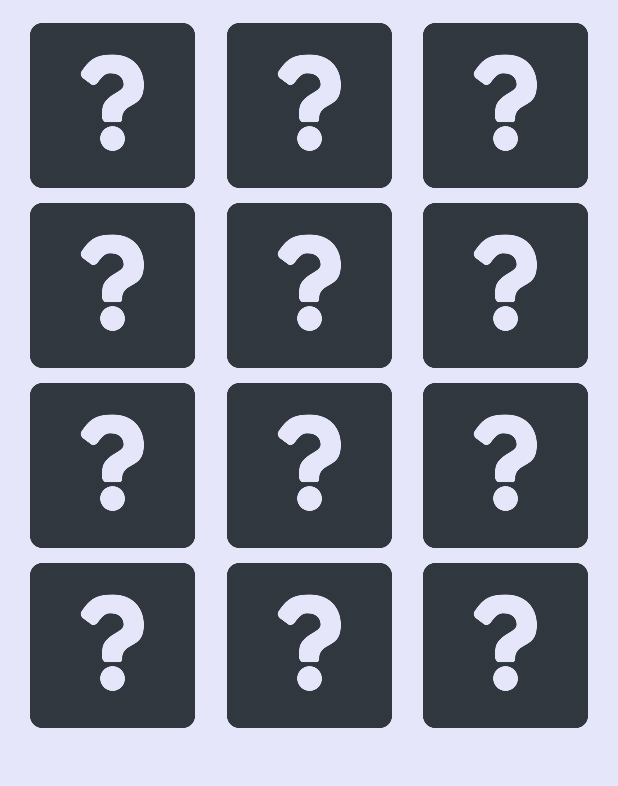
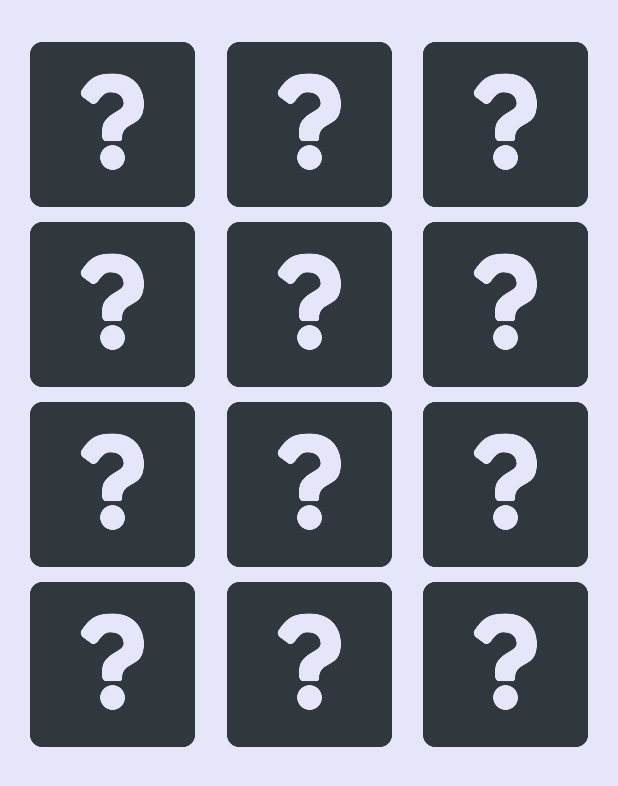
Before and after one commit to bczerniak/MemoryGame, an Android app: the screen it shows after launch (MainActivity), on a phone screen of 412 x 824 dp. Shown: the top 786 px of the screen. Run offline under Robolectric (Android 15) with nearby library versions, the phone set to English and light mode, and no system bars.

```diff
--- a/app/src/main/java/com/mygame/dopasujdwa/MainActivity.java
+++ b/app/src/main/java/com/mygame/dopasujdwa/MainActivity.java
@@ -27,19 +27,19 @@ public class MainActivity extends AppCompatActivity {
     protected void onCreate(Bundle savedInstanceState) {
         super.onCreate(savedInstanceState);
         setContentView(R.layout.activity_main);
-        initializeGame();
-    }
-
-    public void initializeGame() {
-        startTimer = System.currentTimeMillis();
-
-        buttonImagePairs.clear();
-        buttons.clear();
-        images.clear();
 
         initializeImages();
         initializeButtons();
-        initializePairs();
+        startGame();
+    }
+
+    public void startGame() {
+        startTimer = System.currentTimeMillis();
+
+        Collections.shuffle(images);
+
+        buttonImagePairs.clear();
+        pairImagesWithButtons();
     }
 
     public void initializeImages() {
@@ -55,8 +55,6 @@ public class MainActivity extends AppCompatActivity {
         images.add(R.drawable.tree);
         images.add(R.drawable.wolf);
         images.add(R.drawable.wolf);
-
-        Collections.shuffle(images);
     }
 
     public void initializeButtons() {
@@ -74,7 +72,7 @@ public class MainActivity extends AppCompatActivity {
         buttons.add(findViewById(R.id.button11));
     }
 
-    public void initializePairs() {
+    public void pairImagesWithButtons() {
         for (int i = 0; i < buttons.size(); i++) {
             ImageButton button = buttons.get(i);
             buttonImagePairs.put(button.getId(), images.get(i));
@@ -140,7 +138,7 @@ public class MainActivity extends AppCompatActivity {
 
     public void playAgain (View view) {
         setInitialButtonsBackground();
-        initializeGame();
+        startGame();
         setClickable(true);
         findViewById(R.id.playAgainButton).setVisibility(View.INVISIBLE);
         findViewById(R.id.showTime).setVisibility(View.INVISIBLE);
@@ -158,5 +156,3 @@ public class MainActivity extends AppCompatActivity {
         }
     }
 }
-
-//może dodać porównanie z najlepszym czasem
--- a/app/src/main/res/layout/activity_main.xml
+++ b/app/src/main/res/layout/activity_main.xml
@@ -10,24 +10,24 @@
 
     <ImageButton
         android:id="@+id/button0"
-        android:tag="0"
-        android:onClick="onMemoryButtonClick"
         android:layout_width="110dp"
         android:layout_height="110dp"
         android:layout_marginStart="20dp"
-        android:layout_marginTop="15dp"
+        android:layout_marginTop="28dp"
         android:background="@drawable/znakzapytania"
+        android:onClick="onMemoryButtonClick"
+        android:tag="0"
         app:layout_constraintStart_toStartOf="parent"
         app:layout_constraintTop_toTopOf="parent" />
 
     <ImageButton
         android:id="@+id/button1"
-        android:tag="1"
-        android:onClick="onMemoryButtonClick"
         android:layout_width="110dp"
         android:layout_height="110dp"
-        android:layout_marginTop="15dp"
+        android:layout_marginTop="28dp"
         android:background="@drawable/znakzapytania"
+        android:onClick="onMemoryButtonClick"
+        android:tag="1"
         app:layout_constraintEnd_toStartOf="@+id/button2"
         app:layout_constraintHorizontal_bias="0.5"
         app:layout_constraintStart_toEndOf="@+id/button0"
@@ -35,13 +35,13 @@
 
     <ImageButton
         android:id="@+id/button2"
-        android:tag="2"
-        android:onClick="onMemoryButtonClick"
         android:layout_width="110dp"
         android:layout_height="110dp"
-        android:layout_marginTop="15dp"
+        android:layout_marginTop="28dp"
         android:layout_marginEnd="20dp"
         android:background="@drawable/znakzapytania"
+        android:onClick="onMemoryButtonClick"
+        android:tag="2"
         app:layout_constraintEnd_toEndOf="parent"
         app:layout_constraintTop_toTopOf="parent" />
 
@@ -160,7 +160,7 @@
         android:id="@+id/playAgainButton"
         android:layout_width="219dp"
         android:layout_height="63dp"
-        android:layout_marginBottom="8dp"
+        android:layout_marginBottom="15dp"
         android:onClick="playAgain"
         android:text="Zagraj ponownie"
         android:visibility="invisible"
@@ -174,7 +174,6 @@
         android:layout_width="400dp"
         android:layout_height="46dp"
         android:layout_marginTop="20dp"
-        android:layout_marginBottom="8dp"
         android:paddingTop="10dp"
         android:paddingBottom="10dp"
         android:textAlignment="center"
```
Also changed, not shown: app/src/main/res/layout/starting_page.xml (+7 -5 lines).
